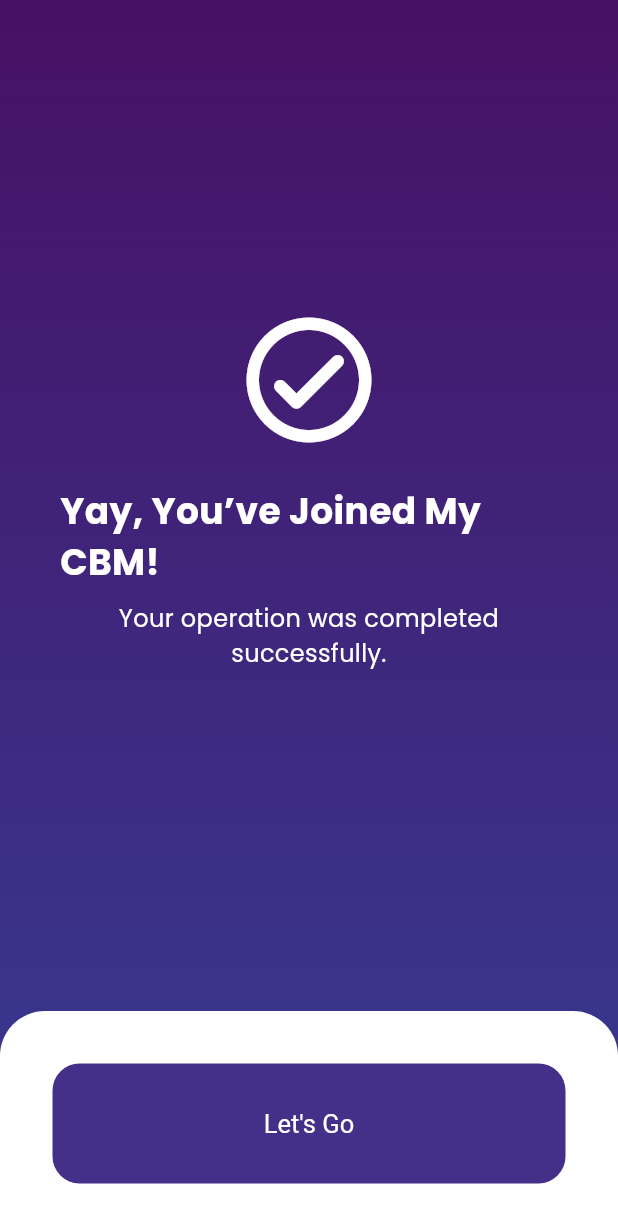
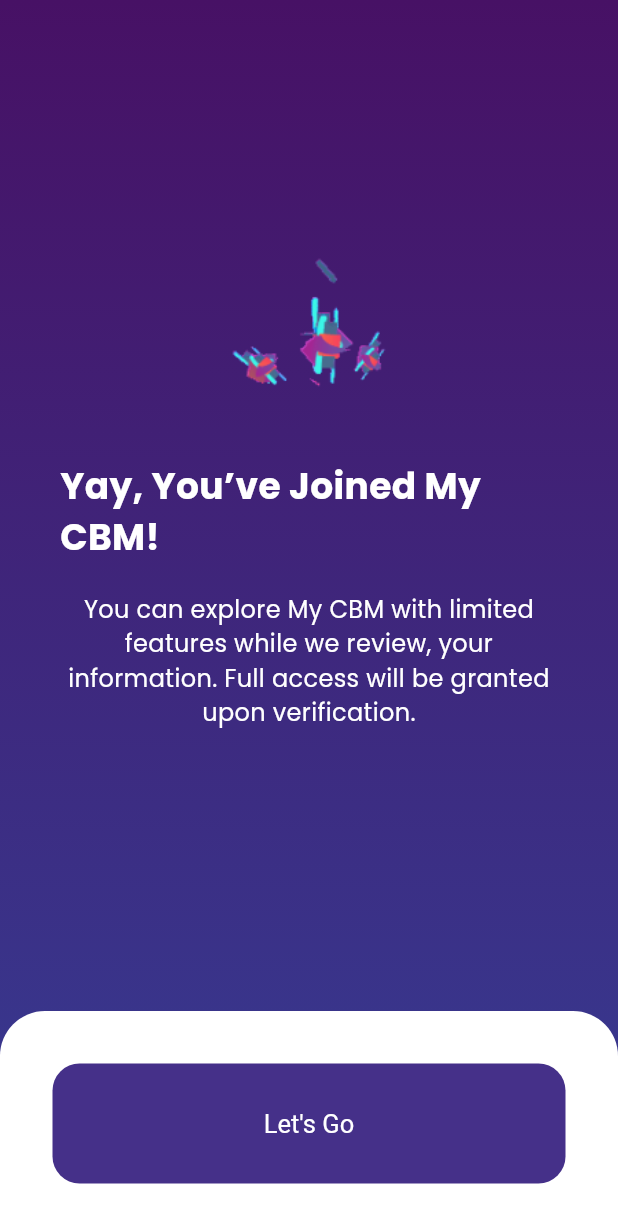
Before and after one commit to Thilina2468/cbm_app_training, a Flutter app: the SuccessScreen screen opened directly, on a phone screen of 412 x 824 dp. Shown: the top 1223 px of the screen. Run offline on Flutter 3.47's test engine with Material 3 defaults, Android fonts, the phone set to English and light mode, and no system bars; our stand-ins replace equatable, flutter_bloc, google_fonts.

Commit message:
Add billing proof step with its own BLoC and confetti success image
Add the Billing proof screen and a BillingBloc (state, event, bloc),
wire it into the onboarding checklist, and add the billing proof and
confetti images. Update the success screen to use the confetti image.

```diff
--- /dev/null
+++ b/lib/bloc/onboarding/pages/billing/billing_bloc.dart
@@ -0,0 +1,11 @@
+import 'package:flutter_bloc/flutter_bloc.dart';
+import 'billing_event.dart';
+import 'billing_state.dart';
+
+class BillingBloc extends Bloc<BillingEvent, BillingState> {
+  BillingBloc() : super(const BillingState()) {
+    on<BillingSubmitted>((event, emit) {
+      emit(const BillingState(done: true));
+    });
+  }
+}
--- /dev/null
+++ b/lib/bloc/onboarding/pages/billing/billing_event.dart
@@ -0,0 +1,3 @@
+abstract class BillingEvent {}
+
+class BillingSubmitted extends BillingEvent {}
--- /dev/null
+++ b/lib/bloc/onboarding/pages/billing/billing_state.dart
@@ -0,0 +1,10 @@
+import 'package:equatable/equatable.dart';
+
+class BillingState extends Equatable {
+  final bool done;
+
+  const BillingState({this.done = false});
+
+  @override
+  List<Object?> get props => [done];
+}
--- a/lib/main.dart
+++ b/lib/main.dart
@@ -1,4 +1,5 @@
 import 'package:cbm_app_training/bloc/onboarding/pages/about_you/about_you_bloc.dart';
+import 'package:cbm_app_training/bloc/onboarding/pages/billing/billing_bloc.dart';
 import 'package:cbm_app_training/bloc/onboarding/pages/identity/identity_bloc.dart';
 import 'package:cbm_app_training/bloc/onboarding/pages/work_permit/work_permit_bloc.dart';
 import 'package:flutter/material.dart';
@@ -30,6 +31,9 @@ class MyApp extends StatelessWidget {
         BlocProvider<WorkPermitBloc>(
           create: (context) => WorkPermitBloc(),
         ),
+        BlocProvider<BillingBloc>(
+          create: (context) => BillingBloc(),
+        ),
       ],
       child: MaterialApp(
         theme: ThemeData(
--- a/lib/screens/success_screen.dart
+++ b/lib/screens/success_screen.dart
@@ -31,16 +31,15 @@ class SuccessScreen extends StatelessWidget {
             width: double.infinity,
             height: 650,
             padding: const EdgeInsets.all(40),
-            child: const Column(
+            child: Column(
               mainAxisAlignment: MainAxisAlignment.center,
               children: [
-                Icon(
-                  Icons.check_circle_outline_rounded,
-                  color: Colors.white,
-                  size: 100,
+                Image.asset(
+                  'assets/images/confetti.png',
+                  width: 120,
                 ),
-                SizedBox(height: 20),
-                Text(
+                const SizedBox(height: 40),
+                const Text(
                   'Yay, You’ve Joined My CBM!',
                   style: TextStyle(
                     fontSize: 24,
@@ -48,9 +47,9 @@ class SuccessScreen extends StatelessWidget {
                     color: Colors.white,
                   ),
                 ),
-                SizedBox(height: 10),
-                Text(
-                  'Your operation was completed successfully.',
+                const SizedBox(height: 20),
+                const Text(
+                  'You can explore My CBM with limited features while we review, your information. Full access will be granted upon verification.',
                   textAlign: TextAlign.center,
                   style: TextStyle(
                     fontSize: 16,
```
Also changed, not shown: lib/screens/billing_proof.dart (added, +77 -0 lines), lib/screens/onboarding_steps.dart (+21 -9 lines), assets/images/billing_proof.png (added), assets/images/confetti.png (added).
